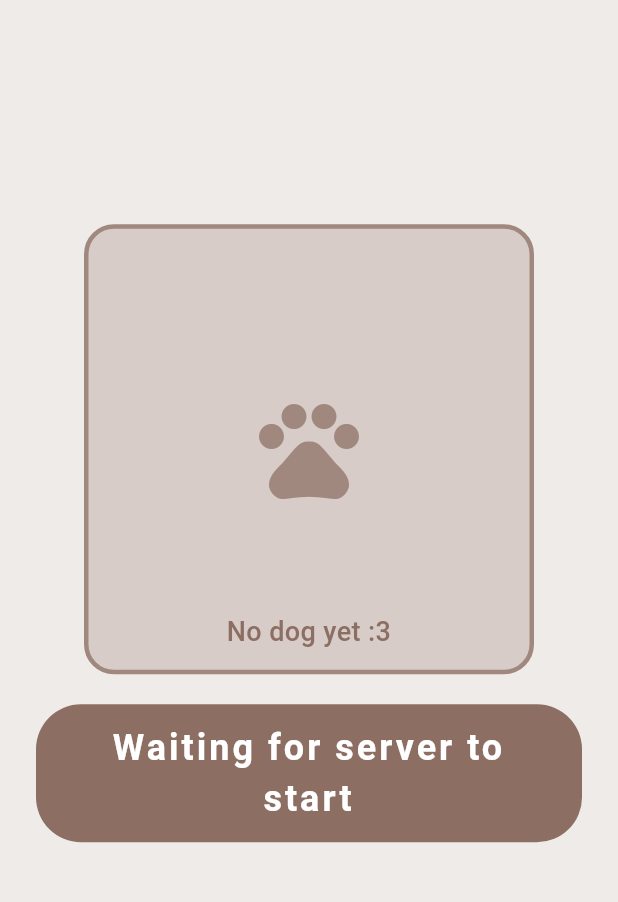
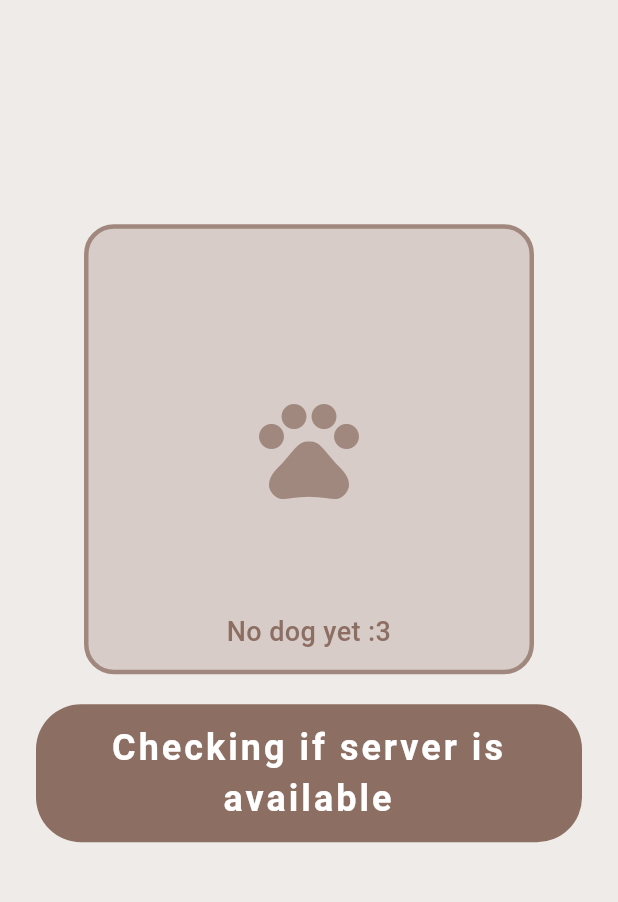
Before and after one commit to twig46/dogdex, a Flutter app: the screen it shows after launch, after a tap on the "camera alt" icon, on a phone screen of 412 x 824 dp, the part 84-986 px from its top. Run offline on Flutter 3.47's test engine with Material 3 defaults, Android fonts, the phone set to English and light mode, and no system bars; our stand-ins replace image_picker; network calls fail; project files that could hold a hidden picture were left out.

Commit message:
made dog identifier more verbose, added report and issue button

```diff
--- a/lib/main.dart
+++ b/lib/main.dart
@@ -8,6 +8,7 @@ import 'package:http_parser/http_parser.dart';
 import 'package:flutter/material.dart';
 import 'package:image_picker/image_picker.dart';
 import 'package:path_provider/path_provider.dart';
+import 'package:url_launcher/url_launcher.dart';
 
 final String apiUrl = "https://dog-api.tobyv.dev";
 
@@ -23,6 +24,17 @@ String _toSnakeCase(String value) {
       .toLowerCase()
       .replaceAll(RegExp(r'[^a-z0-9]+'), '_')
       .replaceAll(RegExp(r'^_+|_+$'), '');
+}
+
+Future<void> _launchURL(String url) async {
+   final Uri uri = Uri.parse(url);
+   if (!await launchUrl(uri)) {
+        throw Exception('Could not launch $url');
+    }
+}
+
+String article(String word) {
+  return RegExp(r'^[aeiouAEIOU]').hasMatch(word) ? 'an' : 'a';
 }
 
 Future<Map<int, String>> loadLabels() async {
@@ -129,7 +141,7 @@ class DogUploadScreen extends StatefulWidget {
 
 class _DogUploadScreenState extends State<DogUploadScreen> {
   File? _dogImage;
-  String status = "Waiting for server to start";
+  String status = "Checking if server is available";
   final ImagePicker _picker = ImagePicker();
   bool _serverUp = false;
   String? breed;
@@ -375,6 +387,71 @@ class _DogUploadScreenState extends State<DogUploadScreen> {
                 ),
                 const SizedBox(height: 20),
                 if (_dogImage != null) ...[
+                  Container(
+                    padding: const EdgeInsets.symmetric(
+                      horizontal: 24,
+                      vertical: 6,
+                    ),
+                    decoration: BoxDecoration(
+                      color: Colors.brown.shade400,
+                      borderRadius: BorderRadius.circular(30),
+                    ),
+                    child: Text(
+                      "Breed",
+                      textAlign: TextAlign.center,
+                      style: TextStyle(
+                        fontSize: 24,
+                        fontWeight: FontWeight.bold,
+                        color: Colors.white,
+                        letterSpacing: 2,
+                      ),
+                    ),
+                  ),
+                  const SizedBox(height: 10),
+                  Column(
+                    children: [
+                      Text(
+                        'We are ${(confidence as double).toStringAsFixed(1)}% certain',
+                        style: TextStyle(
+                          fontSize: 20,
+                          fontWeight: FontWeight.bold,
+                          color: Colors.brown.shade800,
+                        ),
+                        textAlign: TextAlign.center,
+                      ),
+                      const SizedBox(height: 4),
+                      Text(
+                        'this is ${article(breed as String)} ${breed as String}',
+                        style: TextStyle(
+                          fontSize: 18,
+                          color: Colors.brown.shade700,
+                        ),
+                        textAlign: TextAlign.center,
+                      ),
+                    ],
+                  ),
+                  const SizedBox(height: 20),
+                  Container(
+                    padding: const EdgeInsets.symmetric(
+                      horizontal: 24,
+                      vertical: 6,
+                    ),
+                    decoration: BoxDecoration(
+                      color: Colors.brown.shade400,
+                      borderRadius: BorderRadius.circular(30),
+                    ),
+                    child: Text(
+                      "Save to your collection?",
+                      textAlign: TextAlign.center,
+                      style: TextStyle(
+                        fontSize: 24,
+                        fontWeight: FontWeight.bold,
+                        color: Colors.white,
+                        letterSpacing: 2,
+                      ),
+                    ),
+                  ),
+                  const SizedBox(height: 10),
                   Row(
                     mainAxisAlignment: MainAxisAlignment.center,
                     spacing: 10,
@@ -404,7 +481,9 @@ class _DogUploadScreenState extends State<DogUploadScreen> {
                         ),
                       ),
                       FilledButton.icon(
-                        onPressed: _pickImage,
+                        onPressed:  (){setState(() {
+                          _dogImage = null;
+                        });},
                         icon: const Icon(Icons.close),
                         label: Text("No"),
                         style: FilledButton.styleFrom(
@@ -463,6 +542,7 @@ class _DogCollectionScreenState extends State<DogCollectionScreen> {
         backgroundColor: Colors.brown.shade300,
         foregroundColor: Colors.white,
         elevation: 0,
+        leading: IconButton(onPressed: () async {await _launchURL("https://github.com/twig46/dogdex/issues/new/choose");} , icon: Icon(Icons.flag)),
         actions: <Widget>[
           IconButton(
             onPressed: () {
@@ -474,11 +554,17 @@ class _DogCollectionScreenState extends State<DogCollectionScreen> {
           ),
           IconButton(
             onPressed: () {
-              Navigator.of(context).push(
+              Navigator.of(context)
+                  .push(
                 MaterialPageRoute(
                   builder: (context) => const DogUploadScreen(),
                 ),
-              );
+              )
+                  .then((_) {
+                setState(() {
+                  _savedDogImages = loadSavedDogImages();
+                });
+              });
             },
             icon: const Icon(Icons.camera_alt_rounded),
           ),
--- a/pubspec.yaml
+++ b/pubspec.yaml
@@ -39,6 +39,7 @@ dependencies:
   mime: ^2.0.0
   path_provider: ^2.1.5
   flutter_launcher_icons: ^0.14.4
+  url_launcher: ^6.3.2
 
 dev_dependencies:
   flutter_test:
```
Also changed, not shown: pubspec.lock, 5 other files.
